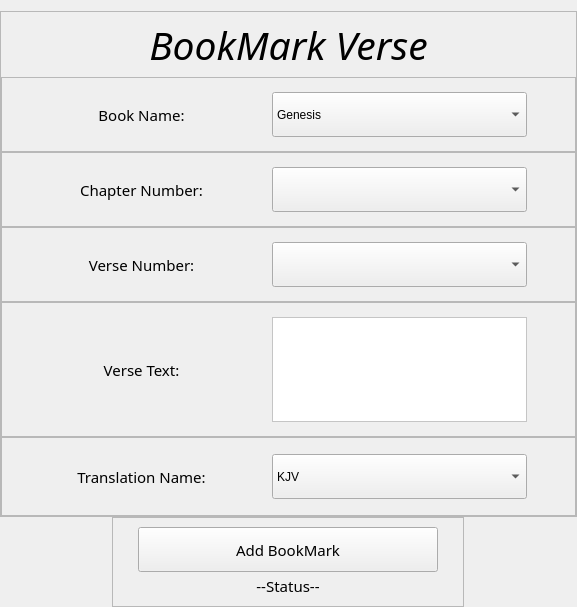
Before: the Qt Designer form UI/BookMark Popup.ui in Christo77793/The-Living-Word, drawn with Qt 5.
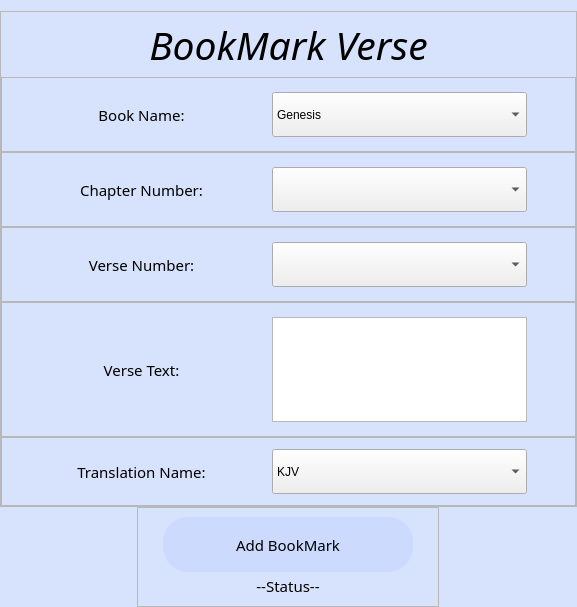
After: the same form once the commit is applied.

Commit message: Color changed, look for better alternatives for PopUp UI

Patch:
```diff
--- a/UI/BookMark Popup.ui
+++ b/UI/BookMark Popup.ui
@@ -15,7 +15,13 @@
   </property>
   <widget class="QWidget" name="centralwidget">
    <property name="styleSheet">
-    <string notr="true"/>
+    <string notr="true">/*#frame_2 {
+	background-color: rgb(215, 227, 252);
+}*/
+
+#centralwidget {
+	background-color: rgb(215, 227, 252);
+}</string>
    </property>
    <layout class="QVBoxLayout" name="verticalLayout">
     <property name="spacing">
@@ -758,7 +764,7 @@
              </font>
             </property>
             <property name="styleSheet">
-             <string notr="true">background-color: rgb(255, 255, 255);</string>
+             <string notr="true"/>
             </property>
            </widget>
           </item>
@@ -879,6 +885,17 @@
     </item>
     <item alignment="Qt::AlignHCenter">
      <widget class="QFrame" name="status_frame">
+      <property name="styleSheet">
+       <string notr="true">QPushButton{
+	background-color: rgba(204, 219, 253, 1);
+	border-radius: 25px;
+}
+
+QPushButton:hover{
+	background-color: rgb(198, 213, 245);
+	border-radius: 25px;
+}</string>
+      </property>
       <property name="frameShape">
        <enum>QFrame::StyledPanel</enum>
       </property>
@@ -899,14 +916,14 @@
         <widget class="QPushButton" name="addBookMark">
          <property name="minimumSize">
           <size>
-           <width>300</width>
-           <height>45</height>
+           <width>250</width>
+           <height>55</height>
           </size>
          </property>
          <property name="maximumSize">
           <size>
-           <width>45</width>
-           <height>16777215</height>
+           <width>250</width>
+           <height>55</height>
           </size>
          </property>
          <property name="font">
```
The commit also changes 3 other files.
